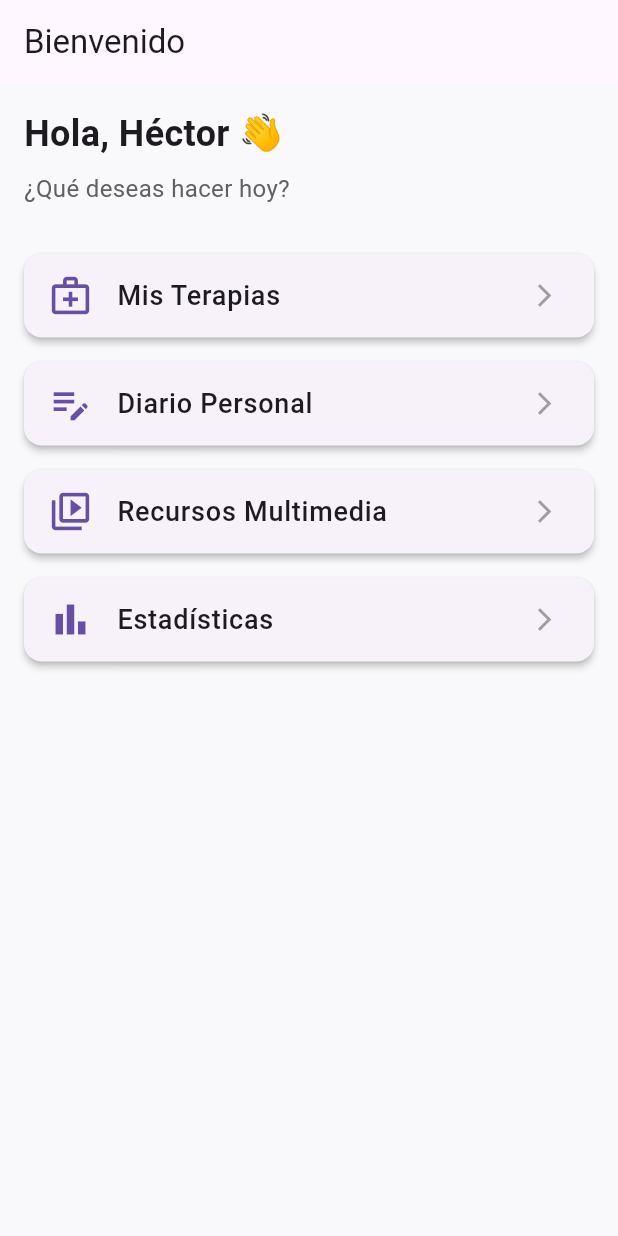
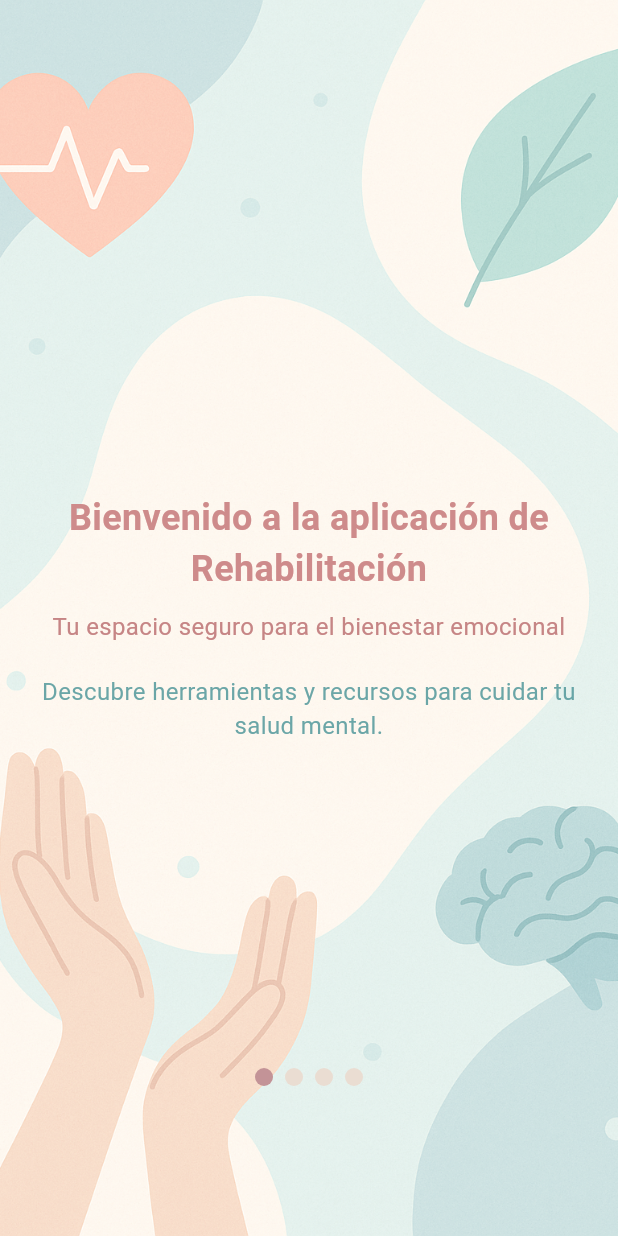
Before and after one commit to CodingAce99/app-rehabilitacion-hector, a Flutter app: the screen it shows after launch, on a phone screen of 412 x 824 dp. Run offline on Flutter 3.47's test engine with Material 3 defaults, Android fonts, the light colour scheme and no system bars; drawn by our look-alikes of smooth_page_indicator; our stand-ins replace fl_chart, image_picker, shared_preferences, youtube_player_flutter.

Commit message:
# Añadir pantalla de introducción con transiciones animadas e indicadores
Se implementó la pantalla de introducción (OnboardingScreen) utilizando PageView para guiar al usuario en el primer uso.

Se integraron indicadores de página animados y un botón de inicio que redirige al panel principal (DashboardScreen).

Se empleó SharedPreferences para evitar mostrar la introducción en futuros inicios de la aplicación.

Se creó un método modular para generar las páginas de introducción con título, subtítulo y descripción.

# Crear componente VideoFichaPlayer para reproducir vídeos de YouTube

Se desarrolló el componente VideoFichaPlayer, capaz de extraer el ID del vídeo a partir de la URL de YouTube.

Se integró el reproductor YoutubePlayer para permitir la visualización de vídeos directamente en la app.

Se añadió un botón opcional para abrir el vídeo en el navegador web.

Se implementó manejo de errores para casos en los que el vídeo no esté disponible.

```diff
--- /dev/null
+++ b/lib/features/onboarding/screens/onboarding_screen.dart
@@ -0,0 +1,227 @@
+import 'package:flutter/material.dart';
+import 'package:smooth_page_indicator/smooth_page_indicator.dart';
+import 'package:shared_preferences/shared_preferences.dart';
+
+import 'package:app_rehab/screens/dashboard_screen.dart';
+
+class OnboardingScreen extends StatefulWidget {
+  @override
+  _OnboardingScreenState createState() => _OnboardingScreenState();
+}
+
+class _OnboardingScreenState extends State<OnboardingScreen>
+        // Implementamos SingleTickerProviderStateMixin (reloj interno) para controlar las animacion.
+        with
+        SingleTickerProviderStateMixin {
+  // PageController se utiliza para controlar la página actual del PageView.
+  // Inicialmente, se establece en 0
+  final PageController _pageController = PageController(initialPage: 0);
+  int _currentPage = 0;
+
+  // Declaración de variables para la animación
+  late AnimationController _animationController;
+  late Animation<double> _fadeAnimation;
+
+  void initState() {
+    super.initState();
+    // Método para inicializar cualquier configuración necesaria. (animaciones, etc.)
+
+    _animationController = AnimationController(
+      duration: const Duration(milliseconds: 300),
+      vsync: this,
+    );
+
+    _fadeAnimation = CurvedAnimation(
+      parent: _animationController,
+      curve: Curves.easeIn,
+    );
+
+    _animationController.forward(); // Inicia la animación
+  }
+
+  void dispose() {
+    // Método para liberar recursos.
+    _animationController.dispose();
+    super.dispose();
+  }
+
+  // Este método construye la interfaz de usuario del onboarding.
+  @override
+  Widget build(BuildContext context) {
+    // ... (codigo del build) ...
+    return Scaffold(
+      body: FadeTransition(
+        opacity: _fadeAnimation,
+        child: Stack(
+          children: [
+            // Imagen fija de fondo
+            Image.asset(
+              "assets/images/onboarding_page1.png",
+              fit: BoxFit.cover,
+              width: MediaQuery.of(context).size.width,
+              height: MediaQuery.of(context).size.height,
+            ),
+
+            // Capa de color para legibilidad
+            Container(color: Colors.white.withOpacity(0.30)),
+
+            // Contenido desplazable
+            PageView(
+              controller: _pageController,
+              onPageChanged: (index) {
+                setState(() {
+                  _currentPage = index;
+                });
+              },
+              children: [
+                // Páginas del onboarding
+                _buildTextPage(
+                  titulo: "Bienvenido a la aplicación de Rehabilitación",
+                  subtitulo: "Tu espacio seguro para el bienestar emocional",
+
+                  descripcion:
+                      "Descubre herramientas y recursos para cuidar tu salud mental.",
+                ),
+                _buildTextPage(
+                  titulo: "Descubre Herramientas Poderosas",
+                  subtitulo:
+                      "Diario emocional, ejercicios de respiración y más.",
+
+                  descripcion:
+                      "Explora nuestras funciones diseñadas para ayudarte a gestionar tus emociones.",
+                ),
+                _buildTextPage(
+                  titulo: "Tu Bienestar, Tu Control",
+                  subtitulo:
+                      "Personaliza tu experiencia y protege tu privacidad.",
+                  descripcion:
+                      "Ajusta la app a tus necesidades y ten la tranquilidad de que tus datos están seguros.",
+                ),
+                _buildTextPage(
+                  titulo: "Comparte tu evolución con tu equipo terapéutico",
+                  subtitulo:
+                      "Conecta tu progreso con tus profesionales de confianza",
+                  descripcion:
+                      "Accede a un seguimiento más personalizado compartiendo tus avances con fisioterapeutas, psicólogos o cuidadores. La colaboración impulsa tu recuperación.",
+                ),
+              ],
+            ),
+
+            // Indicador y boton de "Empezar" en la ultima página
+            Positioned(
+              bottom: 80.0,
+              left: 0.0,
+              right: 0.0,
+              child: Column(
+                children: [
+                  // Indicador de página
+                  SmoothPageIndicator(
+                    controller: _pageController,
+                    count: 4,
+                    effect: const WormEffect(
+                      dotColor: Color(0xFFEADDD2),
+                      activeDotColor: Color.fromARGB(255, 195, 147, 151),
+                      dotHeight: 12,
+                      dotWidth: 12,
+                    ),
+                    onDotClicked: (index) {
+                      _pageController.animateToPage(
+                        index,
+                        duration: const Duration(milliseconds: 400),
+                        curve: Curves.easeInOut,
+                      );
+                    },
+                  ),
+                  const SizedBox(height: 20),
+                  // Botón "Empezar"
+                  if (_currentPage ==
+                      3) // Mostrar el botón solo en la última página
+                    Padding(
+                      padding: const EdgeInsets.symmetric(horizontal: 20.0),
+                      child: ElevatedButton(
+                        style: ElevatedButton.styleFrom(
+                          backgroundColor: Color(0xFFF7D9C4),
+                          foregroundColor: Color.fromARGB(255, 135, 93, 82),
+                          padding: const EdgeInsets.symmetric(
+                            vertical: 15.0,
+                            horizontal: 40.0,
+                          ),
+                          shape: RoundedRectangleBorder(
+                            borderRadius: BorderRadius.circular(10.0),
+                          ),
+                        ),
+                        onPressed: () async {
+                          // Evita que el onboarding se muestre en cada inicio,
+                          // guardando el estado en SharedPreferences
+                          final prefs = await SharedPreferences.getInstance();
+                          await prefs.setBool('onboarding_completed', true);
+
+                          // Navegar a la pantalla (ej. DashboardScreen)
+                          Navigator.pushReplacement(
+                            context,
+                            MaterialPageRoute(
+                              builder:
+                                  (_) =>
+                                      DashboardScreen(), // Cambia a tu pantalla principal
+                            ),
+                          );
+                        },
+                        child: const Text(
+                          "Comenzar",
+                          style: TextStyle(fontSize: 18.0),
+                        ),
+                      ),
+                    ),
+                ],
+              ),
+            ),
+          ],
+        ),
+      ),
+    );
+  }
+
+  // ... (método _buildPage) ...
+  // Este método construye una página individual del onboarding.
+  Widget _buildTextPage({
+    required String titulo,
+    required String subtitulo,
+    required String descripcion,
+  }) {
+    return Padding(
+      padding: const EdgeInsets.all(20.0),
+      child: Column(
+        mainAxisAlignment: MainAxisAlignment.center,
+        children: [
+          Text(
+            titulo,
+            style: const TextStyle(
+              fontSize: 24.0,
+              fontWeight: FontWeight.bold,
+              color: Color.fromARGB(255, 206, 139, 139),
+            ),
+            textAlign: TextAlign.center,
+          ),
+          const SizedBox(height: 10.0),
+          Text(
+            subtitulo,
+            style: const TextStyle(
+              fontSize: 16.0,
+              color: Color.fromARGB(255, 198, 133, 133),
+            ),
+            textAlign: TextAlign.center,
+          ),
+          const SizedBox(height: 20.0),
+          Text(
+            descripcion,
+            style: const TextStyle(
+              fontSize: 16.0,
+              color: Color.fromARGB(221, 84, 153, 156),
+            ),
+            textAlign: TextAlign.center,
+          ),
+        ],
+      ),
+    );
+  }
+}
--- a/lib/features/terapias/providers/fichas_provider.dart
+++ b/lib/features/terapias/providers/fichas_provider.dart
@@ -22,8 +22,10 @@ class FichasProvider {
     final Map<String, dynamic> data = json.decode(jsonString);
     // Itera sobre cada categoría del JSON
     data.forEach((categoria, lista) {
+      // Convierte la categoría a minúsculas para asegurar consistencia
+      final clave = categoria.toLowerCase();
       // Convierte cada elemento de la lista en una instancia de FichaRehabilitacion
-      _fichasPorCategoria[categoria] =
+      _fichasPorCategoria[clave] =
           (lista as List)
               .map((item) => FichaRehabilitacion.fromJson(item))
               .toList();
@@ -33,6 +35,6 @@ class FichasProvider {
   // Método para obtener las fichas de una categoría específica
   List<FichaRehabilitacion> obtenerFichasPorCategoria(String categoria) {
     // Si la categoría no existe, devuelve una lista vacía
-    return _fichasPorCategoria[categoria] ?? [];
+    return _fichasPorCategoria[categoria.toLowerCase()] ?? [];
   }
 }
--- a/lib/main.dart
+++ b/lib/main.dart
@@ -1,22 +1,54 @@
-import 'package:flutter/material.dart';
-import 'screens/welcome_screen.dart';
+import 'package:flutter/material.dart'; // Importa los widgets basicos de Flutter
+import 'package:provider/provider.dart'; // Necesario para usar el patrón Provider
+import 'package:shared_preferences/shared_preferences.dart'; // permite leer/escribir configuraciones guardadas localmente
+
 import 'features/diario/providers/diario_provider.dart';
-import 'package:provider/provider.dart';
-import 'features/diario/screens/diario_screen.dart';
+import 'features/terapias/providers/fichas_provider.dart';
+import 'features/onboarding/screens/onboarding_screen.dart';
 import 'screens/dashboard_screen.dart';
-import 'features/terapias/providers/fichas_provider.dart';
 
 // Punto de entrada de la aplicación
-void main() {
-  runApp(
-    MultiProvider(
+void main() async {
+  WidgetsFlutterBinding.ensureInitialized(); // Asegura que los widgets estén inicializados
+  final SharedPreferences prefs =
+      await SharedPreferences.getInstance(); // Inicializa SharedPreferences
+  final seenOnboarding =
+      prefs.getBool('seenOnboarding') ??
+      false; // Verifica si el onboarding fue completado
+
+  runApp(MyApp(showOnboarding: !seenOnboarding)); // Inicia la app
+}
+
+// Clase principal de la aplicación
+class MyApp extends StatelessWidget {
+  final bool showOnboarding; // Bandera para mostrar el onboarding
+
+  const MyApp({Key? key, required this.showOnboarding}) : super(key: key);
+
+  @override
+  // Método que construye la interfaz de la aplicación
+  Widget build(BuildContext context) {
+    return MultiProvider(
       providers: [
+        // ...(Aquí se definen los providers)...
         ChangeNotifierProvider(create: (_) => DiarioProvider()),
         Provider<FichasProvider>(create: (_) => FichasProvider()),
       ],
-      child: MyApp(),
-    ),
-  );
+      child: MaterialApp(
+        // ...(Aquí se define el tema y el titulo de la app)...
+        title: 'App Rehabilitación',
+        theme: ThemeData(
+          scaffoldBackgroundColor: Color(0xFFF9F9FB),
+          primarySwatch: Colors.blue,
+        ),
+        // ...(Aquí se define la ruta inicial de la app)...
+        home:
+            showOnboarding
+                ? OnboardingScreen() // Pantalla de onboarding si no se ha visto
+                : DashboardScreen(), // Pantalla principal si ya se vio el onboarding
+      ),
+    );
+  }
 }
 
 /*
@@ -25,17 +57,3 @@ void main() {
   MaterialApp es el contenedor base para toda la app Flutter,
   con su configuración de navegación, tema y título
 */
-class MyApp extends StatelessWidget {
-  @override
-  Widget build(BuildContext context) {
-    return MaterialApp(
-      debugShowCheckedModeBanner: false, // Quita la etiqueta de debug
-      title: 'App Rehabilitación',
-      theme: ThemeData(
-        scaffoldBackgroundColor: Color(0xFFF9F9FB),
-        primarySwatch: Colors.blue,
-      ),
-      home: DashboardScreen(), // Muestra la pantalla de Dashboard al inicio
-    );
-  }
-}
--- a/pubspec.yaml
+++ b/pubspec.yaml
@@ -38,6 +38,8 @@ dependencies:
   youtube_player_flutter: ^9.1.1
   fl_chart: ^0.63.0
   image_picker: ^1.0.4
+  url_launcher: ^6.2.4
+  smooth_page_indicator: ^1.0.0
 
   # The following adds the Cupertino Icons font to your application.
   # Use with the CupertinoIcons class for iOS style icons.
```
Also changed, not shown: assets/data/terapias.json (+143 -3 lines), lib/features/terapias/models/ficha_rehabilitación.dart (+5 -5 lines), lib/features/terapias/screens/detalle_ficha_screen.dart (+39 -23 lines), lib/features/terapias/screens/detalle_terapia_screen.dart (+8 -4 lines), lib/features/terapias/widgets/video_ficha_player.dart (added, +62 -0 lines), assets/images/onboarding_page1.png (added), pubspec.lock, 7 other files.
